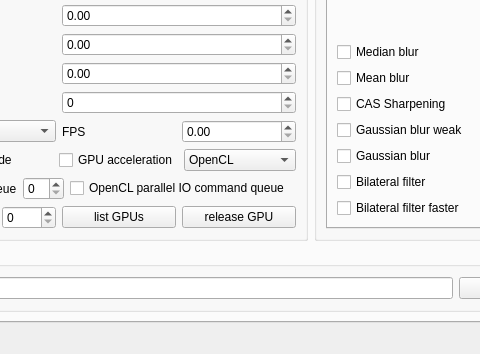
Above: GUI/src/mainwindow.ui from TianZerL/Anime4KCPP before the change; both pictures show x 210 to 690 and y 272 to 626 of the 1042 by 626 pixel window. Below: the same form after it.
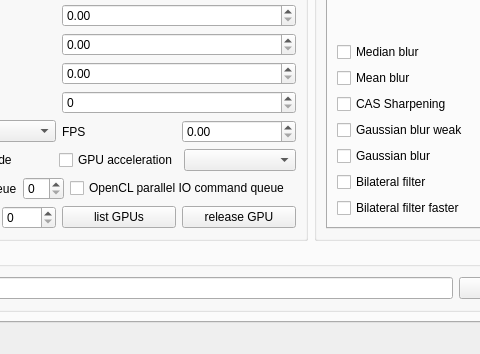
That is the form after the change. The open tabs and pages were chosen to show the change.

Commit message: Adjust OpenCL module as optional

```diff
--- a/GUI/src/mainwindow.ui
+++ b/GUI/src/mainwindow.ui
@@ -980,11 +980,6 @@
                <property name="statusTip">
                 <string>GPGPU model</string>
                </property>
-               <item>
-                <property name="text">
-                 <string notr="true">OpenCL</string>
-                </property>
-               </item>
               </widget>
              </item>
             </layout>
```
The commit also changes 25 other files.
